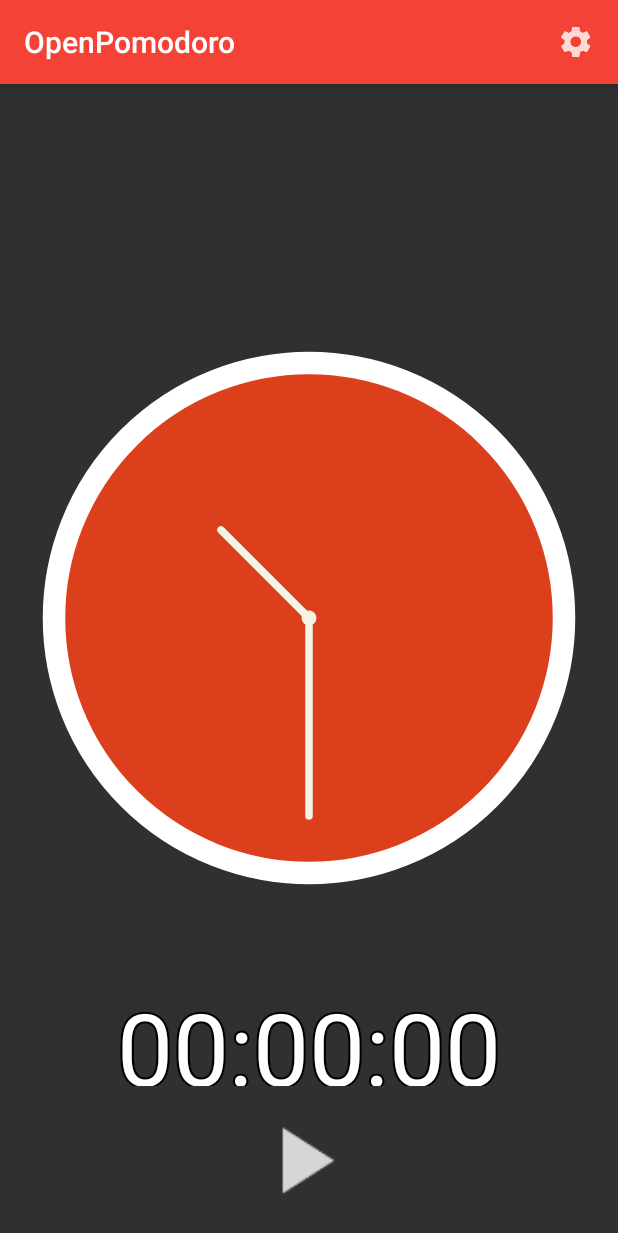
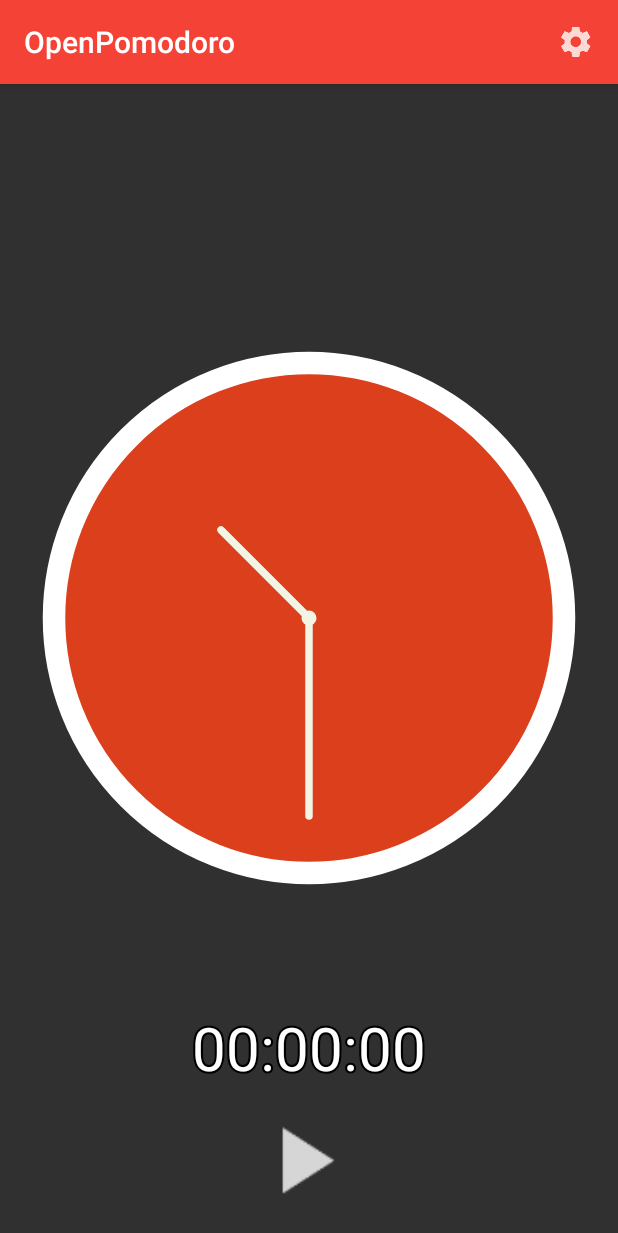
Before and after one commit to dielsonsales/OpenPomodoro, an Android app: the screen it shows after launch (MainActivity), on a phone screen of 412 x 824 dp. Shown: the top 1233 px of the screen. Run offline under Robolectric (Android 15) with nearby library versions, the phone set to English and light mode, and no system bars; 3 statements that could not run were skipped.

Commit message:
Fix countdown text size

```diff
--- a/app/src/main/java/me/dielsonsales/app/openpomodoro/MainActivity.java
+++ b/app/src/main/java/me/dielsonsales/app/openpomodoro/MainActivity.java
@@ -17,6 +17,8 @@ import android.widget.ImageView;
 import java.util.Calendar;
 
 import me.dielsonsales.app.openpomodoro.util.Duration;
+import me.dielsonsales.app.openpomodoro.util.FormattingUtils;
+import me.dielsonsales.app.openpomodoro.views.TextCounter;
 
 /**
  * The main activity containing the visual clock. This class is charged of
@@ -31,9 +33,10 @@ public class MainActivity extends AppCompatActivity {
 
     // UI Components -----------------------------------------------------------
 //    private TextView mCountdownText;
-    ImageView mPlayButton;
-    ImageView mSkipButton;
-    ImageView mStopButton;
+    private TextCounter mCountdownText;
+    private ImageView mPlayButton;
+    private ImageView mSkipButton;
+    private ImageView mStopButton;
 
     @Override
     protected void onCreate(Bundle savedInstanceState) {
@@ -46,7 +49,7 @@ public class MainActivity extends AppCompatActivity {
         mClockFragment = (ClockFragment) getSupportFragmentManager().findFragmentById(R.id.clock_fragment);
 
         mIsBound = false;
-//        mCountdownText = (TextView) findViewById(R.id.countdownText);
+        mCountdownText = (TextCounter) findViewById(R.id.countdownText);
 
         // Play button
         mPlayButton = (ImageView) findViewById(R.id.play_button);
@@ -149,7 +152,7 @@ public class MainActivity extends AppCompatActivity {
 
     private void resetClock() {
         mClockFragment.setDuration(null);
-//        mCountdownText.setText("00:00:00");
+        mCountdownText.setText("00:00:00");
         mClockFragment.updateClock();
     }
 
@@ -177,7 +180,7 @@ public class MainActivity extends AppCompatActivity {
         endTime.setTimeInMillis(bundle.getLong("endTime"));
         Duration duration = new Duration(startTime, endTime);
 
-//        mCountdownText.setText(FormattingUtils.getDisplayTime(countdown));
+        mCountdownText.setText(FormattingUtils.getDisplayTime(countdown));
         if (mClockFragment.getDuration() == null) {
             mClockFragment.setDuration(duration);
         } else if (!mClockFragment.getDuration().equals(duration)) {
--- a/app/src/main/java/me/dielsonsales/app/openpomodoro/views/TextCounter.java
+++ b/app/src/main/java/me/dielsonsales/app/openpomodoro/views/TextCounter.java
@@ -14,30 +14,43 @@ import android.view.View;
 public class TextCounter extends View {
     private String mText;
 
+    // Constructor -------------------------------------------------------------
     public TextCounter(Context context, AttributeSet attrs) {
         super(context, attrs);
         mText = "00:00:00";
+    }
+
+    // Getters & setters -------------------------------------------------------
+
+    public String getText() {
+        return mText;
+    }
+
+    public void setText(String text) {
+        mText = text;
+        invalidate();
     }
 
     @Override
     protected void onDraw(Canvas canvas) {
         Log.i("TextCounter", "Drawing text");
         super.onDraw(canvas);
+        float screenDensity = getResources().getDisplayMetrics().density;
         Paint strokePaint = new Paint();
         strokePaint.setAntiAlias(true);
         strokePaint.setColor(Color.BLACK);
         strokePaint.setTextAlign(Paint.Align.CENTER);
-        strokePaint.setTextSize(100);
+        strokePaint.setTextSize(40 * screenDensity);
         strokePaint.setStyle(Paint.Style.STROKE);
-        strokePaint.setStrokeWidth(3 * getResources().getDisplayMetrics().density);
+        strokePaint.setStrokeWidth(3 * screenDensity);
 
         Paint textPaint = new Paint();
         textPaint.setAntiAlias(true);
         textPaint.setColor(Color.WHITE);
         textPaint.setTextAlign(Paint.Align.CENTER);
-        textPaint.setTextSize(100);
+        textPaint.setTextSize(40 * screenDensity);
 
-        canvas.drawText(mText, getWidth()/2, getHeight(), strokePaint);
-        canvas.drawText(mText, getWidth()/2, getHeight(), textPaint);
+        canvas.drawText(mText, getWidth()/2, getHeight() - 10 * screenDensity, strokePaint);
+        canvas.drawText(mText, getWidth()/2, getHeight() - 10 * screenDensity, textPaint);
     }
 }
--- a/app/src/main/res/layout/activity_main.xml
+++ b/app/src/main/res/layout/activity_main.xml
@@ -33,6 +33,7 @@
         tools:layout="@layout/fragment_clock"/>
 
     <me.dielsonsales.app.openpomodoro.views.TextCounter
+        android:id="@+id/countdownText"
         android:layout_width="match_parent"
         android:layout_height="wrap_content"
         android:layout_centerHorizontal="true"
```
